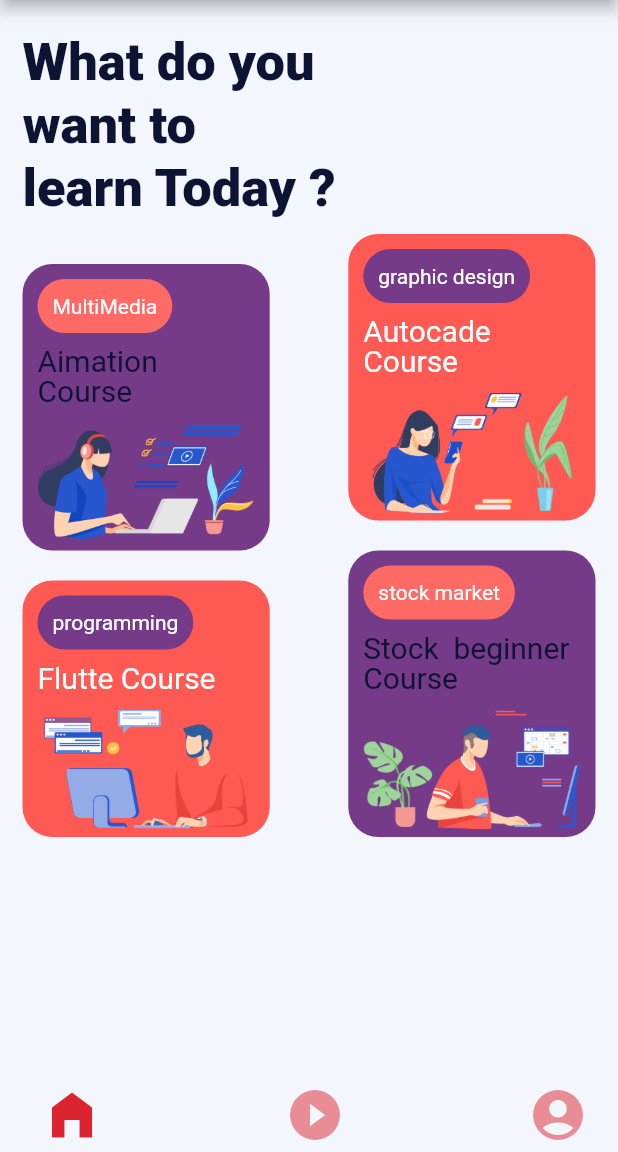
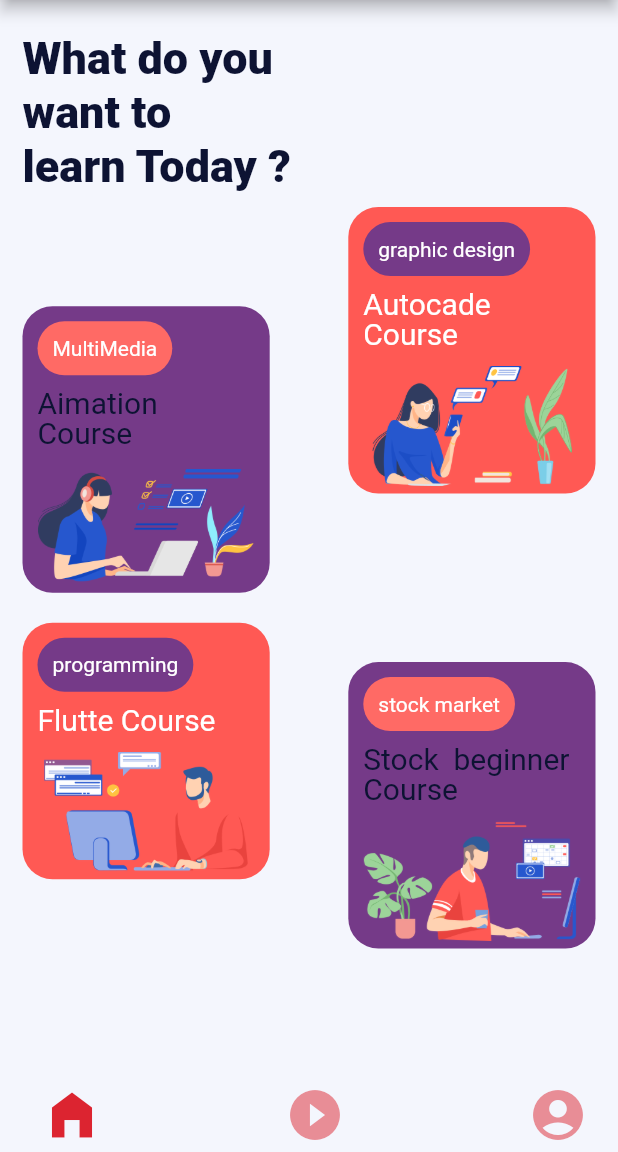
Before and after one commit to niyatipatel2711/e_learning_platform, a Flutter app: the HomeScreen screen opened directly, on a phone screen of 412 x 824 dp, the part 84-1236 px from its top. Run offline on Flutter 3.47's test engine with Material 2 defaults, Android fonts, the phone set to English and light mode, and no system bars; our stand-ins replace firebase_auth, firebase_core, flutter_svg, form_field_validator, google_fonts, google_sign_in and 1 more; accounts and stored records are empty; Roboto replaces fonts that are missing (Times and Roman).

Commit message:
design completed

```diff
--- a/lib/HomeScreen.dart
+++ b/lib/HomeScreen.dart
@@ -56,7 +56,7 @@ class _HomeScreenState extends State<HomeScreen> {
               Text(
                 "What do you \nwant to \nlearn Today ?",
                 style: TextStyle(
-                    fontSize: 35, fontWeight: FontWeight.w800, height: 1.2,
+                    fontSize: 30, fontWeight: FontWeight.w800, height: 1.2,
                     color: Color(0xff0D1333)),
               ),
               SizedBox(
@@ -83,6 +83,7 @@ class _HomeScreenState extends State<HomeScreen> {
                       ),
                       Container(
                         width: MediaQuery.of(context).size.width * .4,
+                        height: MediaQuery.of(context).size.height*.6,
                         child: Column(
                           mainAxisAlignment: MainAxisAlignment.spaceBetween,
                           children: [
--- a/lib/drawer.dart
+++ b/lib/drawer.dart
@@ -1,6 +1,6 @@
 import 'package:e_learning/HomeScreen.dart';
-import 'package:e_learning/Onbording_screen.dart';
 import 'package:e_learning/login_signup/login.dart';
+import 'package:firebase_auth/firebase_auth.dart';
 import 'package:flutter/material.dart';
 
 import 'dart:ui';
@@ -37,6 +37,7 @@ class DrawerHome extends StatelessWidget {
                       )),
                   Text(
                     "Raj Bhavani",
+                    // auth.currentUser.,
                     // _auth.currentUser.displayName,
                     // user.displayName,
                     style: TextStyle(
```
Also changed, not shown: lib/login_signup/methods.dart (+3 -4 lines), lib/login_signup/signup.dart (+11 -3 lines).
